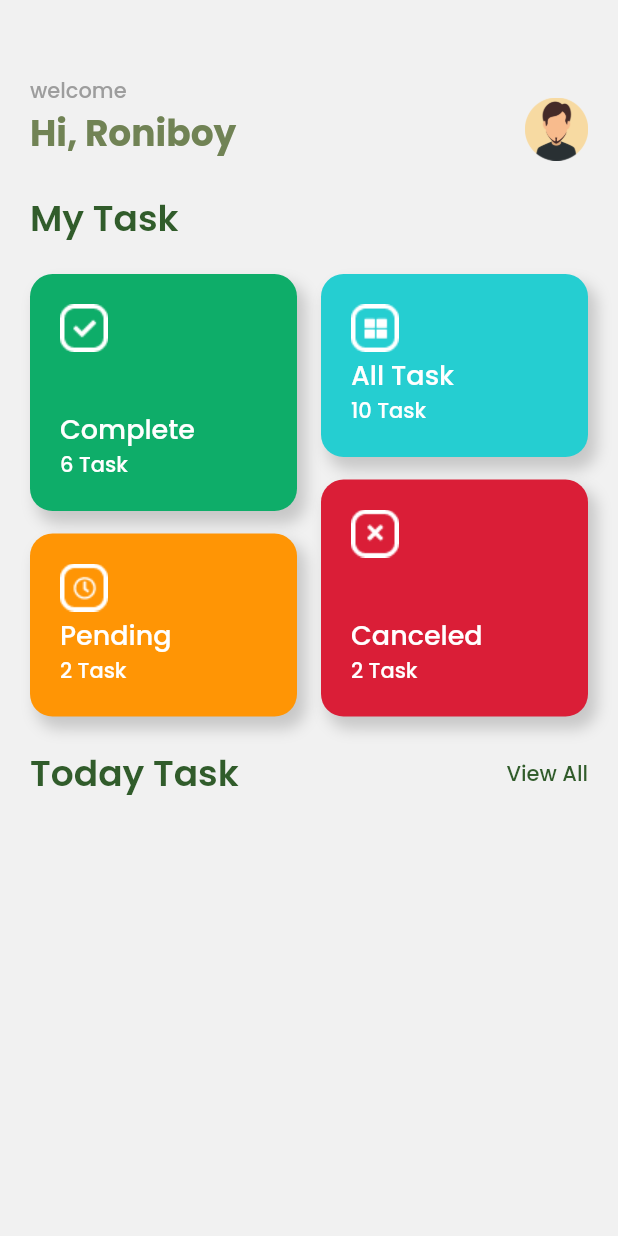
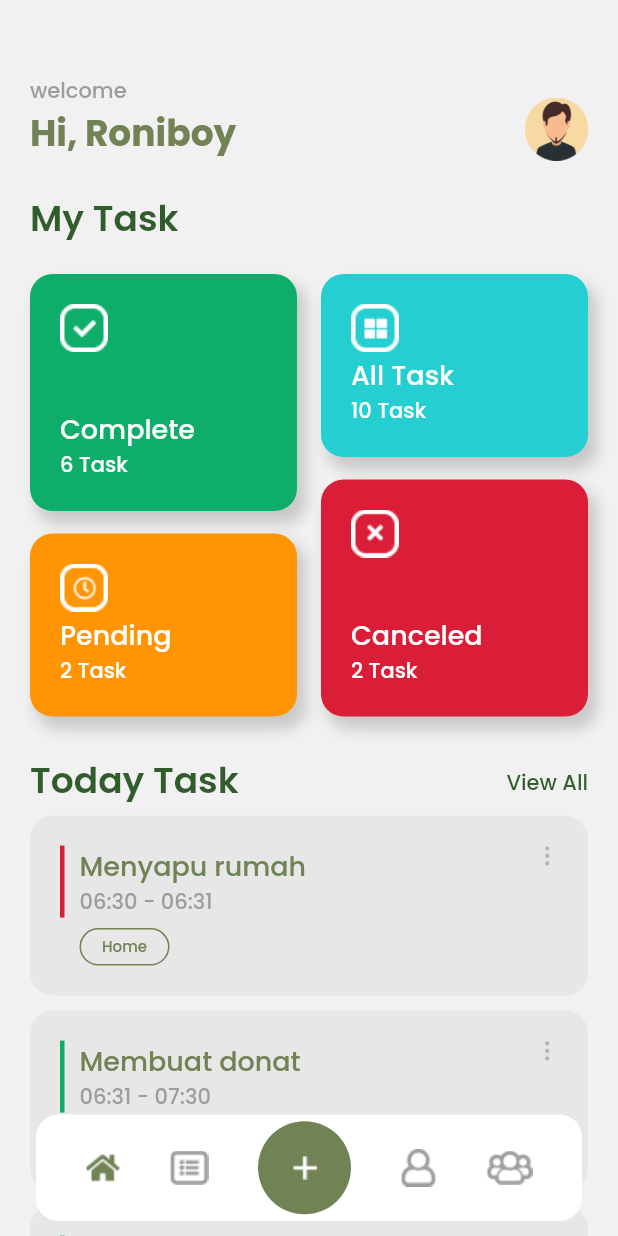
Before and after one commit to madmuzz05/dotask_, a Flutter app: the screen it shows after launch, on a phone screen of 412 x 824 dp. Run offline on Flutter 3.47's test engine with Material 2 defaults, Android fonts, the phone set to English and light mode, and no system bars.

Commit message:
Dashboard

```diff
--- /dev/null
+++ b/lib/screens/dashboard/components/bottom_nav.dart
@@ -0,0 +1,56 @@
+import 'package:dotask/screens/contains.dart';
+import 'package:flutter/material.dart';
+
+class BottomNavigation extends StatelessWidget {
+  const BottomNavigation({Key key, this.home, this.list, this.user, this.event})
+      : super(key: key);
+
+  final String home, list, user, event;
+
+  @override
+  Widget build(BuildContext context) {
+    return Container(
+        alignment: Alignment.bottomCenter,
+        padding: EdgeInsets.all(10),
+        child: SizedBox(
+          width: 364,
+          height: 71,
+          child: DecoratedBox(
+            decoration: BoxDecoration(
+              color: Colors.white,
+              borderRadius: BorderRadius.circular(15),
+            ),
+            child: Container(
+              child: Row(
+                mainAxisAlignment: MainAxisAlignment.spaceEvenly,
+                children: <Widget>[
+                  Image.asset(home),
+                  Image.asset(list),
+                  SizedBox(
+                    width: 62,
+                    height: 62,
+                    child: DecoratedBox(
+                      decoration: BoxDecoration(
+                        color: kBgColor,
+                        borderRadius: BorderRadius.circular(50),
+                      ),
+                      child: Container(
+                        child: Row(
+                          mainAxisAlignment: MainAxisAlignment.center,
+                          crossAxisAlignment: CrossAxisAlignment.center,
+                          children: <Widget>[
+                            Image.asset("assets/icons/Add.png")
+                          ],
+                        ),
+                      ),
+                    ),
+                  ),
+                  Image.asset(user),
+                  Image.asset(event),
+                ],
+              ),
+            ),
+          ),
+        ));
+  }
+}
--- /dev/null
+++ b/lib/screens/dashboard/components/task.dart
@@ -0,0 +1,33 @@
+class Task {
+  final int id;
+  final String title, time, category, color1;
+
+  Task({this.id, this.title, this.time, this.category, this.color1});
+}
+
+List<Task> task = [
+  Task(
+      id: 1,
+      title: "Menyapu Rumah",
+      time: "06:30 - 06:31",
+      category: "Home",
+      color1: "0xFFDA1E37"),
+  Task(
+      id: 1,
+      title: "Membuat Donat",
+      time: "06:31 - 07:30",
+      category: "Home",
+      color1: "0xFF0EAD69"),
+  Task(
+      id: 1,
+      title: "Berjualan Donat",
+      time: "07:30 - 16:30",
+      category: "Work",
+      color1: "0xFF0EAD69"),
+  Task(
+      id: 1,
+      title: "berjualan Mie Ayam",
+      time: "16:30 - 22:00",
+      category: "Work",
+      color1: "0xFFFF9505"),
+];
--- /dev/null
+++ b/lib/screens/dashboard/components/task_list_dash.dart
@@ -0,0 +1,103 @@
+import 'package:dotask/screens/contains.dart';
+import 'package:flutter/material.dart';
+
+class TaskList extends StatelessWidget {
+  const TaskList({Key key, this.title, this.time, this.category, this.color1})
+      : super(key: key);
+
+  final int color1;
+  final String title, time, category;
+  @override
+  Widget build(BuildContext context) {
+    return Container(
+      padding: EdgeInsets.only(left: 20, right: 20, bottom: 5, top: 5),
+      child: SizedBox(
+        width: 364,
+        height: 120,
+        child: DecoratedBox(
+          decoration: BoxDecoration(
+            color: kCardColor,
+            borderRadius: BorderRadius.circular(15),
+          ),
+          child: Container(
+            padding: EdgeInsets.only(top: 20, bottom: 20, left: 20, right: 20),
+            child: Row(
+              crossAxisAlignment: CrossAxisAlignment.start,
+              children: <Widget>[
+                SizedBox(
+                  width: 3,
+                  height: 48,
+                  child: DecoratedBox(
+                    decoration: BoxDecoration(color: Color(color1)),
+                  ),
+                ),
+                Container(
+                  padding: EdgeInsets.only(left: 10),
+                  child: Column(
+                    crossAxisAlignment: CrossAxisAlignment.start,
+                    children: <Widget>[
+                      Text(
+                        title,
+                        style: TextStyle(
+                          color: kTextColor,
+                          fontSize: 18,
+                          fontFamily: "Poppins",
+                          fontWeight: FontWeight.w400,
+                        ),
+                      ),
+                      Text(
+                        time,
+                        style: TextStyle(
+                          color: kSubTextColor,
+                          fontSize: 14,
+                          fontFamily: "Poppins",
+                          fontWeight: FontWeight.w400,
+                        ),
+                      ),
+                      Spacer(),
+                      SizedBox(
+                        width: 60,
+                        height: 25,
+                        child: DecoratedBox(
+                          decoration: BoxDecoration(
+                            border: Border.all(color: kBgColor),
+                            borderRadius: BorderRadius.circular(15),
+                          ),
+                          child: Container(
+                            child: Row(
+                              crossAxisAlignment: CrossAxisAlignment.center,
+                              mainAxisAlignment: MainAxisAlignment.center,
+                              children: <Widget>[
+                                Text(
+                                  category,
+                                  style: TextStyle(
+                                    color: kTextColor,
+                                    fontSize: 10,
+                                    fontFamily: "Poppins",
+                                    fontWeight: FontWeight.normal,
+                                  ),
+                                )
+                              ],
+                            ),
+                          ),
+                        ),
+                      )
+                    ],
+                  ),
+                ),
+                Spacer(),
+                Container(
+                    padding: EdgeInsets.only(right: 5),
+                    child: Row(
+                        crossAxisAlignment: CrossAxisAlignment.center,
+                        children: <Widget>[
+                          Image.asset("assets/icons/details1.png"),
+                        ]))
+              ],
+            ),
+          ),
+        ),
+      ),
+    );
+  }
+}
--- a/lib/screens/dashboard/components/text_sub_bab.dart
+++ b/lib/screens/dashboard/components/text_sub_bab.dart
@@ -13,7 +13,7 @@ class TextSubBab extends StatelessWidget {
   @override
   Widget build(BuildContext context) {
     return Padding(
-      padding: const EdgeInsets.symmetric(horizontal: kDefaultPadding),
+      padding: const EdgeInsets.only(left: 20, right: 20, top: 5, bottom: 1),
       child: Row(
         children: [
           Container(
@@ -33,7 +33,7 @@ class TextSubBab extends StatelessWidget {
           ),
           Spacer(),
           Container(
-            padding: EdgeInsets.only(top: 8),
+            padding: EdgeInsets.only(top: 9),
             height: 35,
             child: Stack(
               children: <Widget>[
--- a/lib/screens/dashboard/dashboard.dart
+++ b/lib/screens/dashboard/dashboard.dart
@@ -1,7 +1,10 @@
 import 'dart:ui';
 import 'package:dotask/screens/contains.dart';
+import 'package:dotask/screens/dashboard/components/bottom_nav.dart';
 import 'package:dotask/screens/dashboard/components/dashboard_card.dart';
 import 'package:dotask/screens/dashboard/components/header_dashboard.dart';
+import 'package:dotask/screens/dashboard/components/task.dart';
+import 'package:dotask/screens/dashboard/components/task_list_dash.dart';
 import 'package:dotask/screens/dashboard/components/text_sub_bab.dart';
 import 'package:dotask/screens/dashboard/components/title_sub_bab.dart';
 import 'package:flutter/material.dart';
@@ -27,8 +30,42 @@ class DashBoard extends StatelessWidget {
               text2: "View All",
               fSize2: 14,
             ),
+            Expanded(
+                child: Stack(
+              children: <Widget>[
+                ListView(children: <Widget>[
+                  TaskList(
+                      title: "Menyapu rumah",
+                      time: "06:30 - 06:31",
+                      category: "Home",
+                      color1: 0xFFDA1E37),
+                  TaskList(
+                      title: "Membuat donat",
+                      time: "06:31 - 07:30",
+                      category: "Home",
+                      color1: 0xFF0EAD69),
+                  TaskList(
+                      title: "Berjualan donat",
+                      time: "07:30 - 15:30",
+                      category: "Work",
+                      color1: 0xFF0EAD69),
+                  TaskList(
+                      title: "Berjualan mie ayam",
+                      time: "14:00 - 22:30",
+                      category: "Work",
+                      color1: 0xFFFF9505),
+                ]),
+                BottomNavigation(
+                  home: "assets/icons/home1.png",
+                  list: "assets/icons/list.png",
+                  user: "assets/icons/user1.png",
+                  event: "assets/icons/event1.png",
+                )
+              ],
+            ))
           ],
         ),
-        ));
+      ),
+    );
   }
 }
```
Also changed, not shown: assets/icons/Add.png (added), assets/icons/details1.png (added), assets/icons/event1.png (added), assets/icons/event2.png (added), assets/icons/home1.png (added), assets/icons/home2.png (added), assets/icons/list.png (added), assets/icons/list2.png (added), assets/icons/user1.png (added), assets/icons/user2.png (added). Lines whose indentation alone changed are shown as unchanged.
